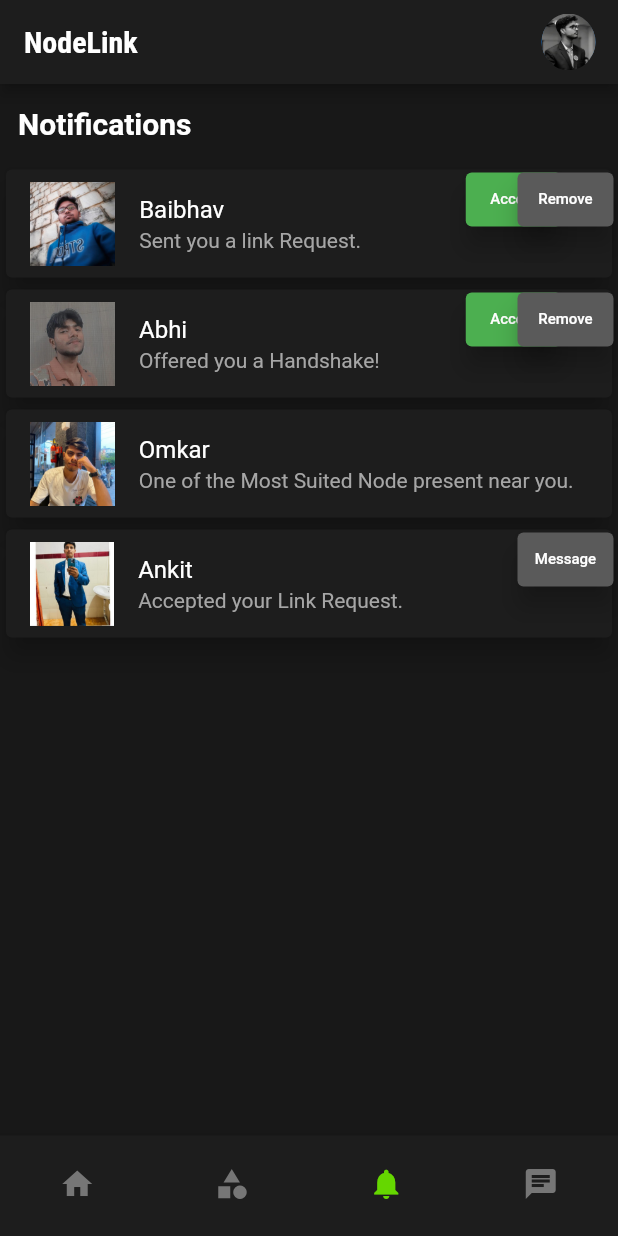
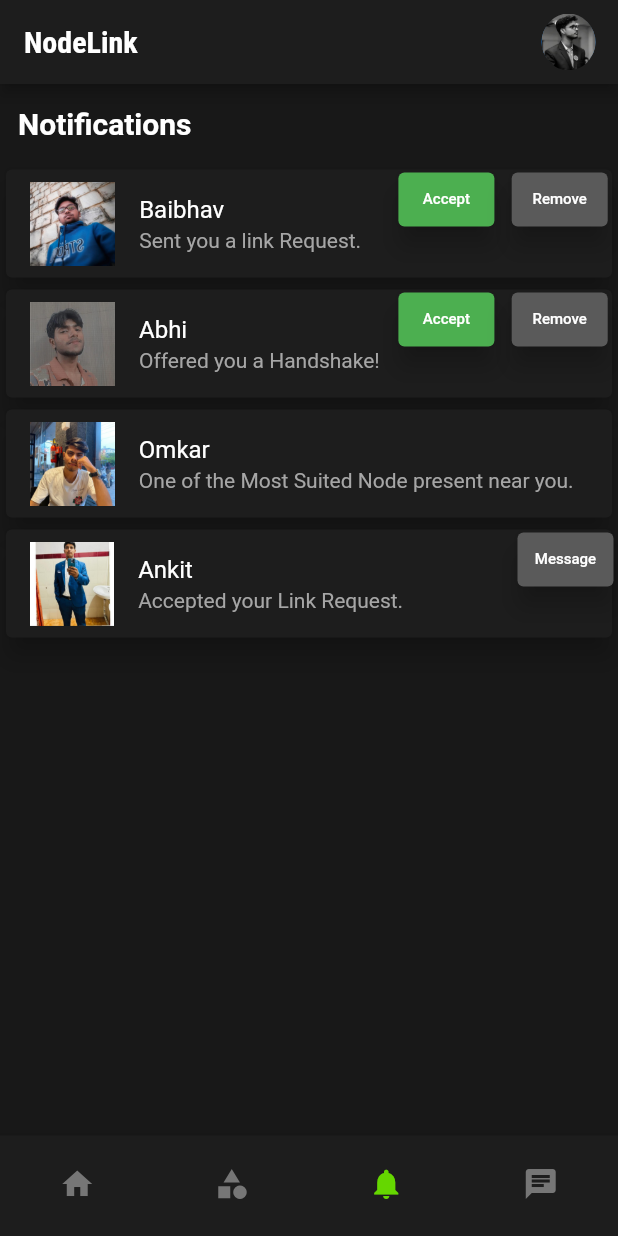
Before and after one commit to UdityaRaj11/NodeLink, a Flutter app: the screen it shows after launch, item 3 of the bottom bar chosen, after a tap on "Accept", on a phone screen of 412 x 824 dp. Run offline on Flutter 3.47's test engine with Material 2 defaults, Android fonts, the phone set to English and light mode, and no system bars; Roboto replaces fonts that are missing (Raleway).

Commit message:
implemented responsive layout

```diff
--- a/lib/screens/explore_screen.dart
+++ b/lib/screens/explore_screen.dart
@@ -6,8 +6,8 @@ class ExploreScreen extends StatelessWidget {
     return Container(
       decoration: BoxDecoration(borderRadius: BorderRadius.circular(1000)),
       padding: EdgeInsets.all(MediaQuery.of(context).devicePixelRatio * 1),
-      height: MediaQuery.of(context).devicePixelRatio * 115,
-      width: MediaQuery.of(context).devicePixelRatio * 120,
+      height: MediaQuery.of(context).size.height / 2.5,
+      width: MediaQuery.of(context).size.width,
       child: child,
     );
   }
@@ -16,8 +16,8 @@ class ExploreScreen extends StatelessWidget {
     return Container(
       decoration: BoxDecoration(borderRadius: BorderRadius.circular(1000)),
       padding: EdgeInsets.all(MediaQuery.of(context).devicePixelRatio * 1),
-      height: MediaQuery.of(context).devicePixelRatio * 15,
-      width: MediaQuery.of(context).devicePixelRatio * 120,
+      height: MediaQuery.of(context).size.height / 20,
+      width: MediaQuery.of(context).size.width,
       child: child,
     );
   }
@@ -26,8 +26,8 @@ class ExploreScreen extends StatelessWidget {
     return Container(
       decoration: BoxDecoration(borderRadius: BorderRadius.circular(1000)),
       padding: EdgeInsets.all(MediaQuery.of(context).devicePixelRatio * 1),
-      height: MediaQuery.of(context).devicePixelRatio * 50,
-      width: MediaQuery.of(context).devicePixelRatio * 120,
+      height: MediaQuery.of(context).size.height / 5,
+      width: MediaQuery.of(context).size.width,
       child: child,
     );
   }
@@ -45,10 +45,12 @@ class ExploreScreen extends StatelessWidget {
   @override
   Widget build(BuildContext context) {
     final mediaQuery = MediaQuery.of(context);
+    final deviceWidth = mediaQuery.size.width;
+    final deviceHeight = mediaQuery.size.height;
     final size = mediaQuery.devicePixelRatio;
     final FSize = mediaQuery.textScaleFactor;
-    final cardWidth = size * 100;
-    final cardHeight = size * 100;
+    final cardWidth = mediaQuery.size.width;
+    final cardHeight = mediaQuery.size.height / 2.5;
     return Scaffold(
       body: Column(
         children: [
@@ -108,8 +110,8 @@ class ExploreScreen extends StatelessWidget {
                                 borderRadius: BorderRadius.circular(50),
                                 color: Colors.white,
                               ),
-                              width: mediaQuery.devicePixelRatio * 150,
-                              height: mediaQuery.devicePixelRatio * 10,
+                              width: deviceWidth,
+                              height: deviceHeight / 25,
                               margin: EdgeInsets.only(bottom: size * 5),
                               child: Container(
                                 margin: EdgeInsets.only(
@@ -125,16 +127,19 @@ class ExploreScreen extends StatelessWidget {
                                 ),
                               ),
                             ),
-                            Row(
+                            Container(
+                              padding: EdgeInsets.only(right: 10),
+                              child: Row(
+                                mainAxisAlignment:
+                                    MainAxisAlignment.spaceBetween,
                                 children: [
-                                buildSectionTitle(context, 'My Registrations'),
-                                SizedBox(
-                                  width: size * 32,
-                                ),
+                                  buildSectionTitle(
+                                      context, 'My Registrations'),
                                   OutlinedButton(
                                     style: OutlinedButton.styleFrom(
                                       side: BorderSide(
-                                        color: Color.fromARGB(255, 75, 75, 75),
+                                          color:
+                                              Color.fromARGB(255, 75, 75, 75),
                                           width: 2),
                                     ),
                                     child: Text(
@@ -142,11 +147,13 @@ class ExploreScreen extends StatelessWidget {
                                       style: TextStyle(
                                           fontSize:
                                               mediaQuery.textScaleFactor * 10,
-                                        color: Color.fromARGB(255, 75, 75, 75)),
+                                          color:
+                                              Color.fromARGB(255, 75, 75, 75)),
                                     ),
                                     onPressed: () {},
                                   ),
                                 ],
+                              ),
                             ),
                             buildRegisteredTile(
                               context,
@@ -188,16 +195,18 @@ class ExploreScreen extends StatelessWidget {
                                 itemCount: 1,
                               ),
                             ),
-                            Row(
+                            Container(
+                              padding: EdgeInsets.only(right: 10),
+                              child: Row(
+                                mainAxisAlignment:
+                                    MainAxisAlignment.spaceBetween,
                                 children: [
                                   buildSectionTitle(context, 'Participate'),
-                                SizedBox(
-                                  width: size * 50,
-                                ),
                                   OutlinedButton(
                                     style: OutlinedButton.styleFrom(
                                       side: BorderSide(
-                                        color: Color.fromARGB(255, 75, 75, 75),
+                                          color:
+                                              Color.fromARGB(255, 75, 75, 75),
                                           width: 2),
                                     ),
                                     child: Text(
@@ -205,11 +214,13 @@ class ExploreScreen extends StatelessWidget {
                                       style: TextStyle(
                                           fontSize:
                                               mediaQuery.textScaleFactor * 10,
-                                        color: Color.fromARGB(255, 75, 75, 75)),
+                                          color:
+                                              Color.fromARGB(255, 75, 75, 75)),
                                     ),
                                     onPressed: () {},
                                   ),
                                 ],
+                              ),
                             ),
                             buildOptionGrid(
                               context,
@@ -232,16 +243,18 @@ class ExploreScreen extends StatelessWidget {
                                 itemCount: EVENT_TYPES.length,
                               ),
                             ),
-                            Row(
+                            Container(
+                              padding: EdgeInsets.only(right: 10),
+                              child: Row(
+                                mainAxisAlignment:
+                                    MainAxisAlignment.spaceBetween,
                                 children: [
                                   buildSectionTitle(context, 'Upcoming Trees'),
-                                SizedBox(
-                                  width: size * 34,
-                                ),
                                   OutlinedButton(
                                     style: OutlinedButton.styleFrom(
                                       side: BorderSide(
-                                        color: Color.fromARGB(255, 75, 75, 75),
+                                          color:
+                                              Color.fromARGB(255, 75, 75, 75),
                                           width: 2),
                                     ),
                                     child: Text(
@@ -249,11 +262,13 @@ class ExploreScreen extends StatelessWidget {
                                       style: TextStyle(
                                           fontSize:
                                               mediaQuery.textScaleFactor * 10,
-                                        color: Color.fromARGB(255, 75, 75, 75)),
+                                          color:
+                                              Color.fromARGB(255, 75, 75, 75)),
                                     ),
                                     onPressed: () {},
                                   ),
                                 ],
+                              ),
                             ),
                             buildEventCard(
                               context,
@@ -289,8 +304,8 @@ class ExploreScreen extends StatelessWidget {
                                             ),
                                             Container(
                                               margin: EdgeInsets.only(
-                                                  top: size * 60),
-                                              width: size * 120,
+                                                  top: cardHeight / 1.7),
+                                              width: cardWidth,
                                               child: Column(
                                                 mainAxisSize: MainAxisSize.min,
                                                 children: <Widget>[
--- a/lib/screens/notification_screen.dart
+++ b/lib/screens/notification_screen.dart
@@ -7,6 +7,8 @@ class NotificationScreen extends StatelessWidget {
   Widget build(BuildContext context) {
     final mediaQuery = MediaQuery.of(context);
     final size = mediaQuery.devicePixelRatio;
+    final deviceWidth = mediaQuery.size.width;
+    final deviceHeight = mediaQuery.size.height;
     return Scaffold(
         body: SingleChildScrollView(
       scrollDirection: Axis.vertical,
@@ -54,7 +56,7 @@ class NotificationScreen extends StatelessWidget {
                 ),
                 Positioned(
                   top: size * 0,
-                  right: size * 25,
+                  right: deviceWidth / 5,
                   child: ElevatedButton(
                     style: ButtonStyle(
                         padding: MaterialStateProperty.all<EdgeInsets>(
@@ -73,7 +75,7 @@ class NotificationScreen extends StatelessWidget {
                 ),
                 Positioned(
                   top: size * 0,
-                  right: size * 2,
+                  right: deviceWidth / 60,
                   child: ElevatedButton(
                     style: ButtonStyle(
                         padding: MaterialStateProperty.all<EdgeInsets>(
@@ -124,7 +126,7 @@ class NotificationScreen extends StatelessWidget {
                 ),
                 Positioned(
                   top: size * 0,
-                  right: size * 25,
+                  right: deviceWidth / 5,
                   child: ElevatedButton(
                     style: ButtonStyle(
                         padding: MaterialStateProperty.all<EdgeInsets>(
@@ -143,7 +145,7 @@ class NotificationScreen extends StatelessWidget {
                 ),
                 Positioned(
                   top: size * 0,
-                  right: size * 2,
+                  right: deviceWidth / 60,
                   child: ElevatedButton(
                     style: ButtonStyle(
                         padding: MaterialStateProperty.all<EdgeInsets>(
```
Also changed, not shown: lib/screens/link_request_screen.dart (+9 -8 lines), lib/screens/linked_nodes_screen.dart (+10 -9 lines), lib/screens/nodes_screen.dart (+31 -45 lines), lib/screens/profiles_detail_screen.dart (+48 -35 lines), lib/screens/user_screen.dart (+45 -61 lines), lib/widgets/MatchedProfile.dart (+9 -10 lines). Lines whose indentation alone changed are shown as unchanged.
